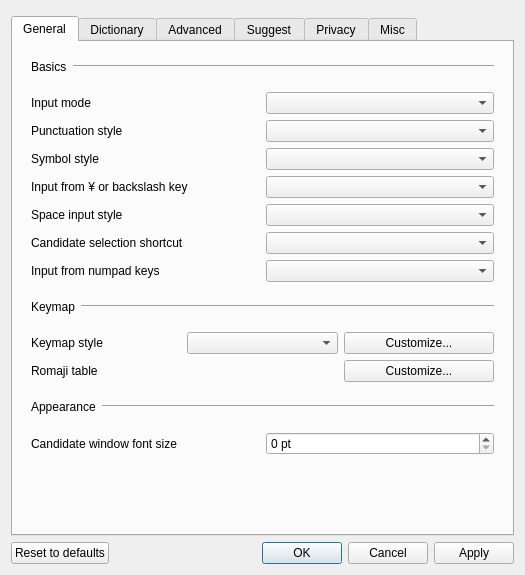
marinaMoji/marinaMoji, file src/gui/config_dialog/config_dialog.ui: the form before one commit.
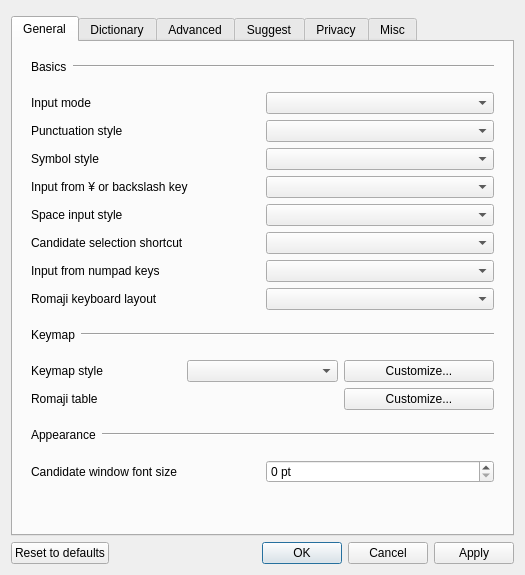
The form after the commit. Custom widgets are drawn as their Qt base class.

Commit message: Debugging product icon and keyboard layout switching

```diff
--- a/src/gui/config_dialog/config_dialog.ui
+++ b/src/gui/config_dialog/config_dialog.ui
@@ -191,6 +191,16 @@
             <item row="3" column="1">
              <widget class="QComboBox" name="yenSignComboBox"/>
             </item>
+            <item row="7" column="0">
+             <widget class="QLabel" name="keyboardLayoutLabel">
+              <property name="text">
+               <string>Romaji keyboard layout</string>
+              </property>
+             </widget>
+            </item>
+            <item row="7" column="1">
+             <widget class="QComboBox" name="keyboardLayoutComboBox"/>
+            </item>
            </layout>
           </widget>
          </item>
```
Left out of the diff: 1 changed line with no effect on the pictures. The commit also changes 26 other files.
